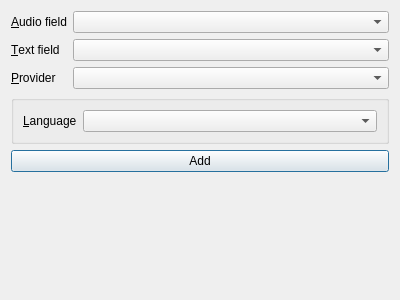
Qt form designer/dialog.ui (abdnh/anki-asr) before a commit.
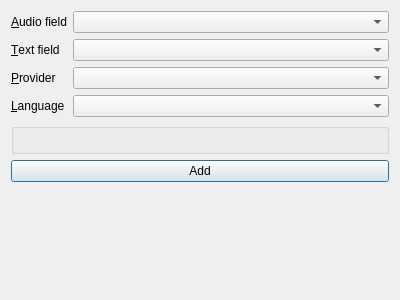
The same form after that commit.

Commit message: Allow customizing provider options from the interface

The edit to the form file:
```diff
--- a/designer/dialog.ui
+++ b/designer/dialog.ui
@@ -14,6 +14,16 @@
    <string>Dialog</string>
   </property>
   <layout class="QFormLayout" name="formLayout">
+   <item row="13" column="0" colspan="2">
+    <widget class="QPushButton" name="addButton">
+     <property name="text">
+      <string>Add</string>
+     </property>
+     <property name="default">
+      <bool>true</bool>
+     </property>
+    </widget>
+   </item>
    <item row="0" column="0">
     <widget class="QLabel" name="label">
      <property name="text">
@@ -53,13 +63,7 @@
    <item row="2" column="1">
     <widget class="QComboBox" name="provider"/>
    </item>
-   <item row="3" column="0" colspan="2">
-    <widget class="QGroupBox" name="groupBox">
-     <property name="title">
-      <string/>
-     </property>
-     <layout class="QFormLayout" name="formLayout_2">
-      <item row="0" column="0">
+   <item row="3" column="0">
        <widget class="QLabel" name="label_4">
         <property name="text">
          <string>&amp;Language</string>
@@ -69,19 +73,13 @@
         </property>
        </widget>
       </item>
-      <item row="0" column="1">
+   <item row="3" column="1">
        <widget class="QComboBox" name="lang"/>
       </item>
-     </layout>
-    </widget>
-   </item>
-   <item row="4" column="0" colspan="2">
-    <widget class="QPushButton" name="addButton">
-     <property name="text">
-      <string>Add</string>
-     </property>
-     <property name="default">
-      <bool>true</bool>
+   <item row="6" column="0" colspan="2">
+    <widget class="QGroupBox" name="providerOptionsGroup">
+     <property name="title">
+      <string/>
      </property>
     </widget>
    </item>
```
Left out of the diff: 4 changed lines with no effect on the pictures. Lines whose indentation alone changed are shown as unchanged. The commit also changes 10 other files.
